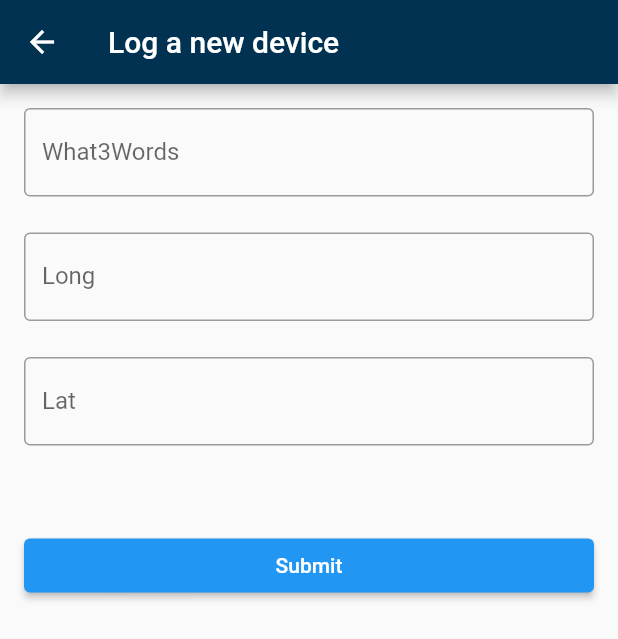
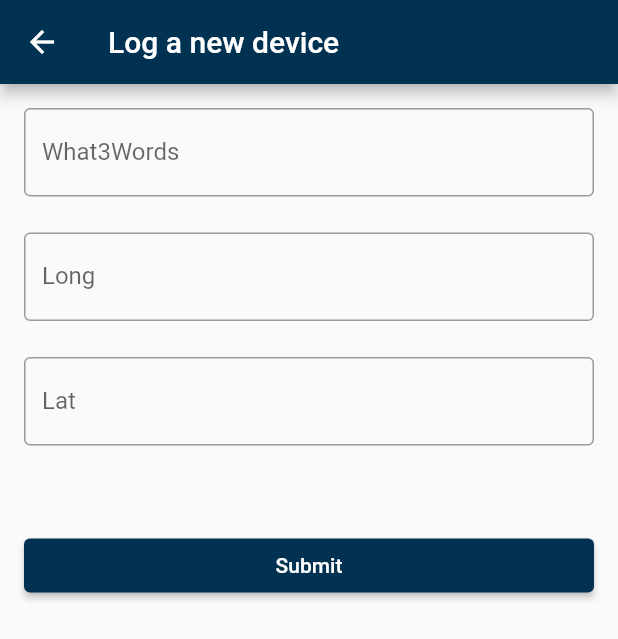
Before and after one commit to StrikeEB/Your-IoT-Device-Manager-App, a Flutter app: the LogDevicePage screen opened directly, on a phone screen of 412 x 824 dp. Shown: the top 639 px of the screen. Run offline on Flutter 3.47's test engine with Material 2 defaults, Android fonts, the phone set to English and light mode, and no system bars; our stand-ins replace cloud_firestore, firebase_core; accounts and stored records are empty.

Commit message:
change button colour

```diff
--- a/lib/logdevicepage.dart
+++ b/lib/logdevicepage.dart
@@ -46,6 +46,9 @@
             const SizedBox(height: 24),
             const SizedBox(height: 32),
             ElevatedButton(
+              style: ElevatedButton.styleFrom(
+                backgroundColor: Color.fromRGBO(2, 50, 82, 1),
+              ),
               child: Text('Submit'),
               onPressed: () {
                 final device = Device(
```
